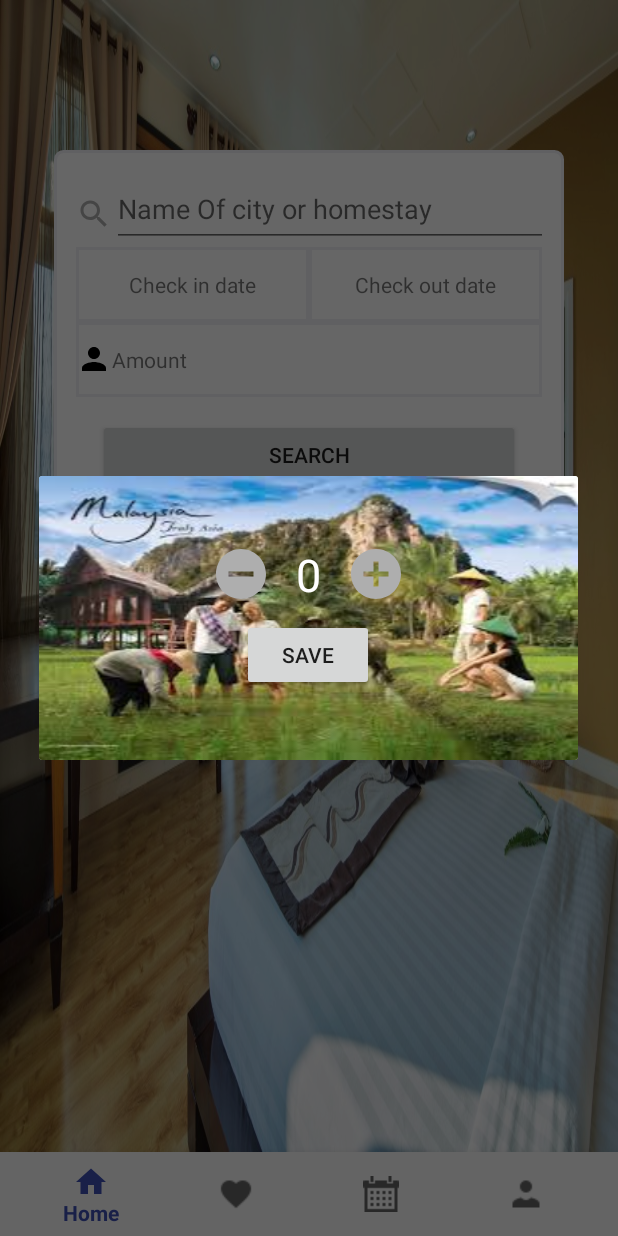
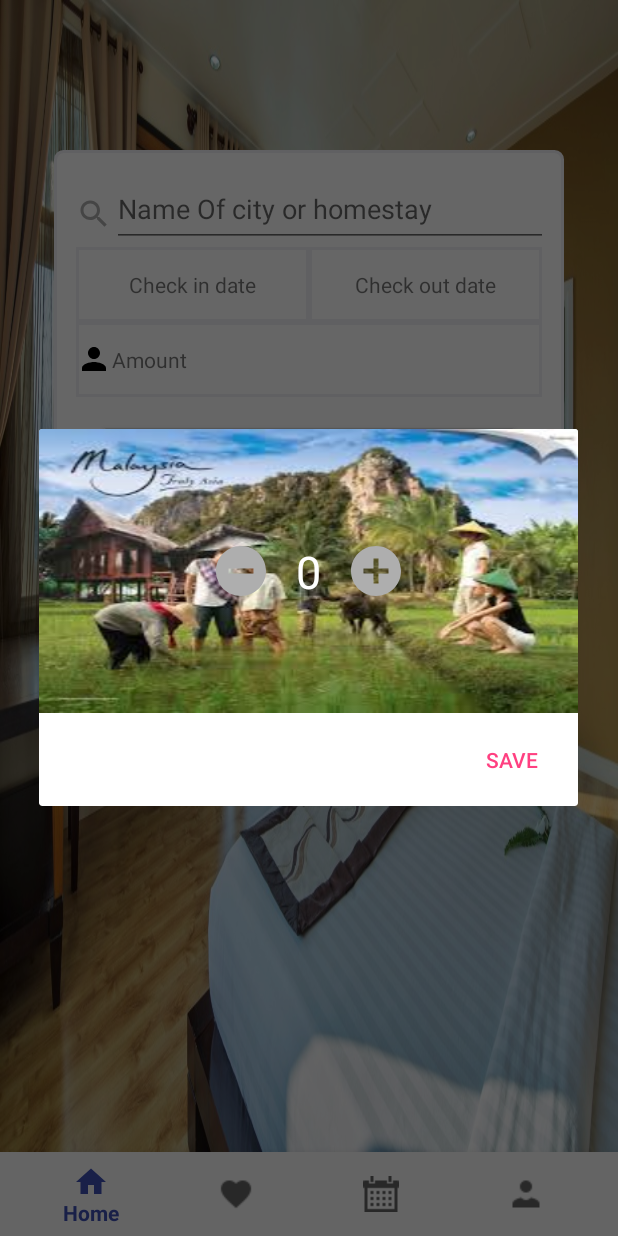
Before and after one commit to ducviet696/cultureHomeBooking, an Android app: the screen it shows after launch (MainActivity), after a tap on an icon or button, on a phone screen of 412 x 824 dp. Run offline under Robolectric (Android 15) with nearby library versions, the light colour scheme and no system bars; our stand-ins replace ButterKnife; libraries missing offline, so code that uses them is left out: com.facebook.

Commit message:
amout click action
amout click action

```diff
--- a/app/src/main/AndroidManifest.xml
+++ b/app/src/main/AndroidManifest.xml
@@ -11,8 +11,8 @@
         android:roundIcon="@mipmap/ic_launcher_round"
         android:supportsRtl="true"
         android:theme="@style/AppTheme">
-        <activity android:name=".activity.CustomerProfileActivity"></activity>
-        <!-- metadata Facebook -->
+        <activity android:name=".activity.TestSendDataFromHomeFragment"></activity>
+        <activity android:name=".activity.CustomerProfileActivity" /> <!-- metadata Facebook -->
         <meta-data
             android:name="com.facebook.sdk.ApplicationId"
             android:value="@string/facebook_app_id" />
--- a/app/src/main/java/com/swp/culturehomestay/fragments/main/HomeFragment.java
+++ b/app/src/main/java/com/swp/culturehomestay/fragments/main/HomeFragment.java
@@ -3,6 +3,8 @@ package com.swp.culturehomestay.fragments.main;
 
 import android.app.AlertDialog;
 import android.app.DatePickerDialog;
+import android.content.DialogInterface;
+import android.content.Intent;
 import android.os.Bundle;
 import android.support.v4.app.Fragment;
 import android.view.LayoutInflater;
@@ -12,10 +14,9 @@ import android.widget.Button;
 import android.widget.DatePicker;
 import android.widget.EditText;
 import android.widget.TextView;
-import android.widget.Toast;
 
 import com.swp.culturehomestay.R;
-import com.swp.culturehomestay.activity.MainActivity;
+import com.swp.culturehomestay.activity.TestSendDataFromHomeFragment;
 
 import java.util.Calendar;
 
@@ -31,6 +32,7 @@ public class HomeFragment extends Fragment {
 
     TextView txtCheckInDate, txtCheckOutDate, iconSearch, textAmount, iconAmount;
     EditText txtSearch;
+    Button btnSearch;
 
     Calendar c;
     DatePickerDialog dpd;
@@ -46,7 +48,9 @@ public class HomeFragment extends Fragment {
         txtSearch = (EditText) view.findViewById(R.id.TextSearch);
         iconAmount = (TextView) view.findViewById(R.id.iconAmount);
         textAmount = (TextView) view.findViewById(R.id.textAmount);
+        btnSearch = (Button) view.findViewById(R.id.btnSearch);
 
+        btnSearch.setOnClickListener(searchBtnClick);
         iconAmount.setOnClickListener(amountClick);
         textAmount.setOnClickListener(amountClick);
         iconSearch.setOnClickListener(searchClick);
@@ -109,12 +113,10 @@ public class HomeFragment extends Fragment {
             AlertDialog.Builder mBuilder = new AlertDialog.Builder(getActivity());
             View mView = getLayoutInflater().inflate(R.layout.home_search_amount, null);
             final TextView txtAdd, txtRemove, txtAmountDetail;
-            Button btnSave;
 
             txtAdd = (TextView) mView.findViewById(R.id.add);
             txtRemove = (TextView) mView.findViewById(R.id.remove);
             txtAmountDetail = (TextView) mView.findViewById(R.id.amount);
-            btnSave = (Button) mView.findViewById(R.id.bntSave);
 
             // Acction of add click
             txtAdd.setOnClickListener(new View.OnClickListener() {
@@ -138,21 +140,28 @@ public class HomeFragment extends Fragment {
                 }
             });
 
-            // Acction of save click
-//            btnSave.setOnClickListener(new View.OnClickListener() {
-//                @Override
-//                public void onClick(View v) {
-//                    View View = getLayoutInflater().inflate(R.layout.fragment_home, null);
-//                    TextView txtAmount;
-//                    txtAmount = (TextView) View.findViewById(R.id.amount);
-//                    Toast.makeText(MainActivity.this, ""+txtAmount.toString(), Toast.LENGTH_LONG).show();
-////                    txtAmount.setText(txtAmountDetail.getText().toString());
-//                }
-//            });
-
-            mBuilder.setView(mView);
+            mBuilder.setView(mView).setNegativeButton("Save", new DialogInterface.OnClickListener() {
+                @Override
+                public void onClick(DialogInterface dialog, int which) {
+                    textAmount.setText(txtAmountDetail.getText() + " people booking");
+                }
+            });
             AlertDialog dialog = mBuilder.create();
             dialog.show();
         }
     };
+
+    View.OnClickListener searchBtnClick = new View.OnClickListener() {
+        @Override
+        public void onClick(View v) {
+            openTestSendDataFromHomeFragmentActivity();
+        }
+    };
+
+    public void openTestSendDataFromHomeFragmentActivity() {
+
+
+        Intent intent = new Intent(getActivity(), TestSendDataFromHomeFragment.class);
+        startActivity(intent);
+    }
 }
--- a/app/src/main/res/layout/fragment_home.xml
+++ b/app/src/main/res/layout/fragment_home.xml
@@ -91,6 +91,7 @@
                 android:background="@drawable/layoutsearch">
 
                 <Button
+                    android:id="@+id/btnSearch"
                     android:layout_width="match_parent"
                     android:layout_height="match_parent"
                     android:text="@string/button_search" />
--- a/app/src/main/res/layout/home_search_amount.xml
+++ b/app/src/main/res/layout/home_search_amount.xml
@@ -3,9 +3,9 @@
     android:layout_width="wrap_content"
     android:layout_height="wrap_content"
     android:layout_gravity="center"
+    android:background="@drawable/img_amout"
     android:gravity="center"
-    android:orientation="vertical"
-    android:background="@drawable/img_amout">
+    android:orientation="vertical">
 
     <LinearLayout
         android:layout_width="wrap_content"
@@ -23,12 +23,12 @@
             android:id="@+id/amount"
             android:layout_width="50dp"
             android:layout_height="40dp"
-            android:textColor="#FFFFFF"
-            android:textSize="30sp"
             android:layout_gravity="center"
             android:gravity="center"
+            android:hint="0"
             android:text="0"
-            android:hint="0"/>
+            android:textColor="#FFFFFF"
+            android:textSize="30sp" />
 
         <TextView
             android:id="@+id/add"
@@ -36,11 +36,5 @@
             android:layout_height="40dp"
             android:background="@drawable/ic_add" />
     </LinearLayout>
-    <Button
-        android:id="@+id/bntSave"
-        android:layout_width="wrap_content"
-        android:layout_height="wrap_content"
-        android:layout_marginTop="10dp"
-        android:text="@string/save"/>
 
 </LinearLayout>
```
Also changed, not shown: app/src/main/java/com/swp/culturehomestay/activity/TestSendDataFromHomeFragment.java (added, +16 -0 lines), app/src/main/res/layout/activity_test_send_data_from_home_fragment.xml (added, +27 -0 lines).
